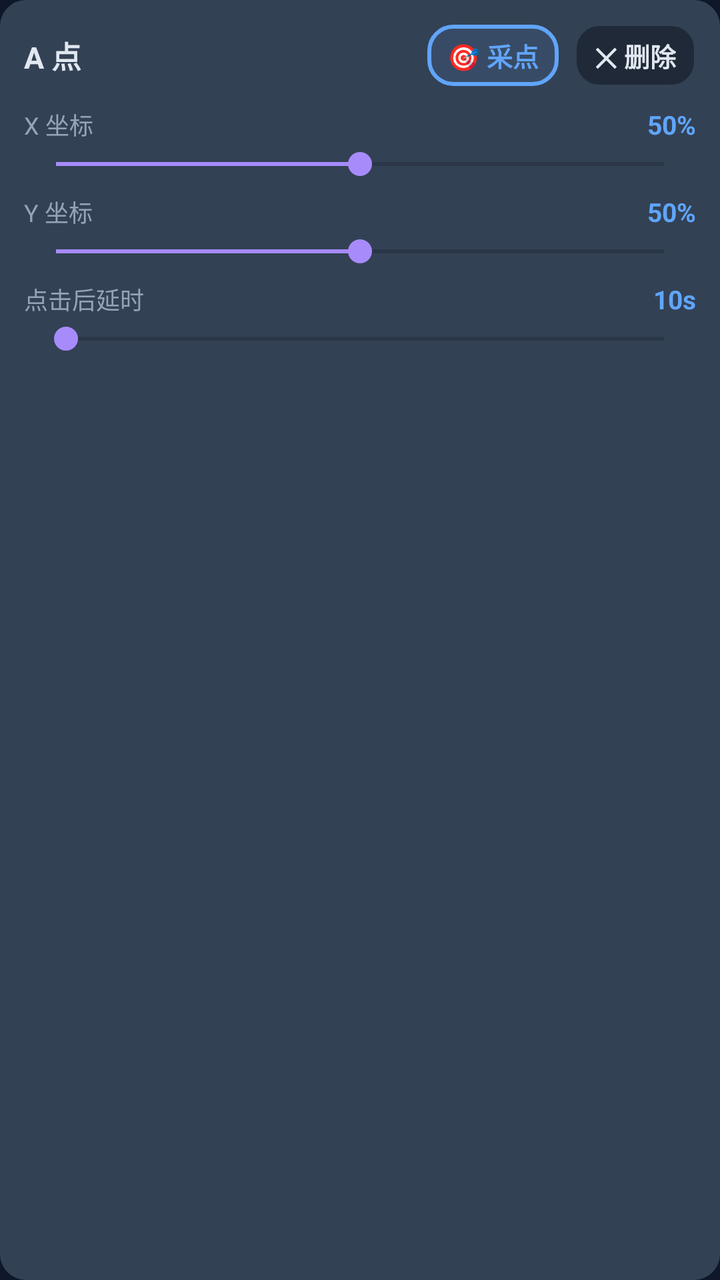
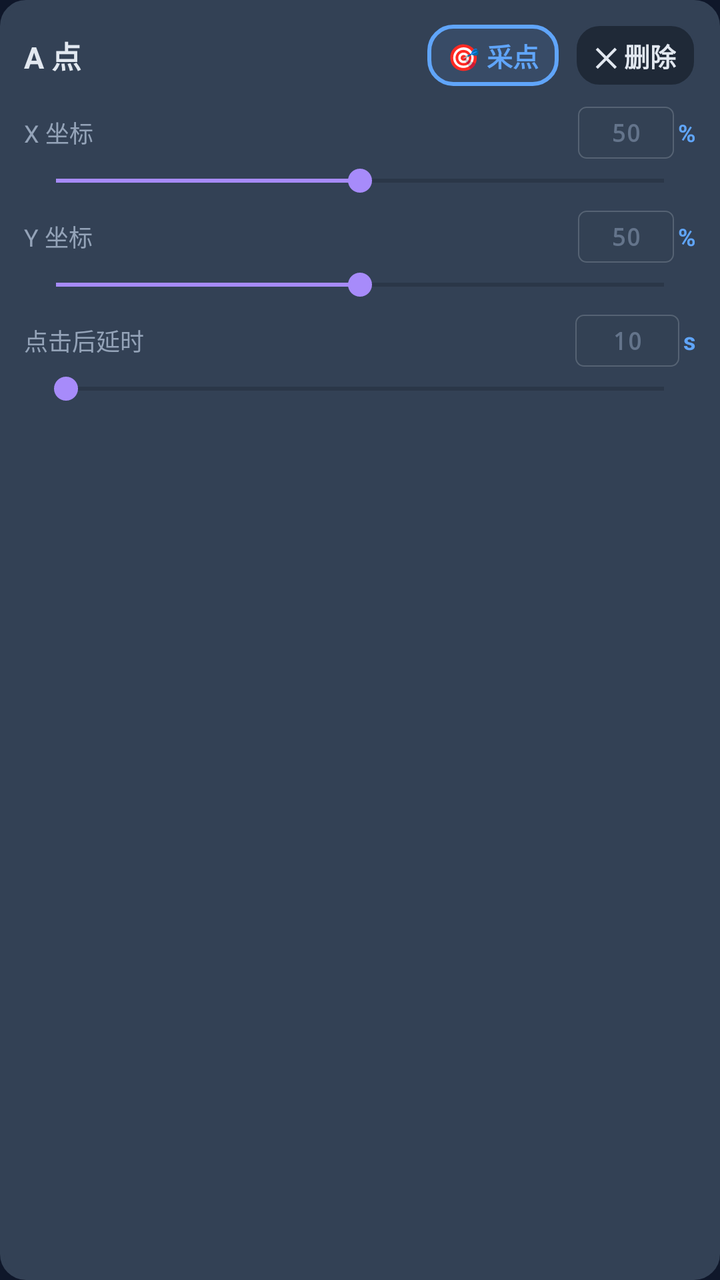

Two renders of the same Android screen: before a commit and after it. Below are the layout's source before the change and the commit's diff.
<!-- AndroidManifest.xml: application theme Theme.SwipeSim -->
<!-- res/layout/row_point.xml -->
<?xml version="1.0" encoding="utf-8"?>
<LinearLayout xmlns:android="http://schemas.android.com/apk/res/android"
    android:layout_width="match_parent"
    android:layout_height="wrap_content"
    android:orientation="vertical"
    android:background="@drawable/bg_dir_normal"
    android:padding="12dp"
    android:layout_marginBottom="10dp">

    
    <LinearLayout
        android:layout_width="match_parent"
        android:layout_height="wrap_content"
        android:orientation="horizontal"
        android:gravity="center_vertical"
        android:layout_marginBottom="10dp">

        <TextView
            android:id="@+id/pt_name"
            android:layout_width="0dp"
            android:layout_height="wrap_content"
            android:layout_weight="1"
            android:text="A 点"
            android:textColor="@color/text1"
            android:textSize="15sp"
            android:textStyle="bold"/>

        <TextView
            android:id="@+id/btn_capture_point"
            android:layout_width="wrap_content"
            android:layout_height="wrap_content"
            android:text="🎯 采点"
            android:textColor="@color/primary"
            android:textStyle="bold"
            android:textSize="13sp"
            android:paddingHorizontal="10dp"
            android:paddingVertical="6dp"
            android:background="@drawable/bg_dir_selected"/>

        <TextView
            android:id="@+id/btn_remove_point"
            android:layout_width="wrap_content"
            android:layout_height="wrap_content"
            android:layout_marginStart="8dp"
            android:text="✕ 删除"
            android:textColor="#E2E8F0"
            android:textStyle="bold"
            android:textSize="13sp"
            android:paddingHorizontal="10dp"
            android:paddingVertical="6dp"
            android:background="@drawable/bg_card"/>
    </LinearLayout>

    
    <LinearLayout
        android:layout_width="match_parent"
        android:layout_height="wrap_content"
        android:orientation="horizontal"
        android:gravity="center_vertical"
        android:layout_marginBottom="2dp">
        <TextView
            android:layout_width="0dp"
            android:layout_height="wrap_content"
            android:layout_weight="1"
            android:text="X 坐标"
            android:textColor="@color/text2"
            android:textSize="12sp"/>
        <TextView
            android:id="@+id/pt_x_val"
            android:layout_width="wrap_content"
            android:layout_height="wrap_content"
            android:text="50%"
            android:textColor="@color/primary"
            android:textSize="13sp"
            android:textStyle="bold"/>
    </LinearLayout>
    <SeekBar
        android:id="@+id/pt_x_sb"
        android:layout_width="match_parent"
        android:layout_height="wrap_content"
        android:max="100"
        android:progress="50"
        android:layout_marginBottom="6dp"/>

    
    <LinearLayout
        android:layout_width="match_parent"
        android:layout_height="wrap_content"
        android:orientation="horizontal"
        android:gravity="center_vertical"
        android:layout_marginBottom="2dp">
        <TextView
            android:layout_width="0dp"
            android:layout_height="wrap_content"
            android:layout_weight="1"
            android:text="Y 坐标"
            android:textColor="@color/text2"
            android:textSize="12sp"/>
        <TextView
            android:id="@+id/pt_y_val"
            android:layout_width="wrap_content"
            android:layout_height="wrap_content"
            android:text="50%"
            android:textColor="@color/primary"
            android:textSize="13sp"
            android:textStyle="bold"/>
    </LinearLayout>
    <SeekBar
        android:id="@+id/pt_y_sb"
        android:layout_width="match_parent"
        android:layout_height="wrap_content"
        android:max="100"
        android:progress="50"
        android:layout_marginBottom="6dp"/>

    
    <LinearLayout
        android:layout_width="match_parent"
        android:layout_height="wrap_content"
        android:orientation="horizontal"
        android:gravity="center_vertical"
        android:layout_marginBottom="2dp">
        <TextView
            android:layout_width="0dp"
            android:layout_height="wrap_content"
            android:layout_weight="1"
            android:text="点击后延时"
            android:textColor="@color/text2"
            android:textSize="12sp"/>
        <TextView
            android:id="@+id/pt_delay_val"
            android:layout_width="wrap_content"
            android:layout_height="wrap_content"
            android:text="10s"
            android:textColor="@color/primary"
            android:textSize="13sp"
            android:textStyle="bold"/>
    </LinearLayout>
    <SeekBar
        android:id="@+id/pt_delay_sb"
        android:layout_width="match_parent"
        android:layout_height="wrap_content"
        android:max="600"
        android:progress="10"/>
</LinearLayout>
<!-- resources referenced by this layout -->
<resources>
  <color name="primary">#60A5FA</color>
  <color name="text1">#E2E8F0</color>
  <color name="text2">#94A3B8</color>
  <!-- drawable bg_card (drawable) -->
  <?xml version="1.0" encoding="utf-8"?>
  <shape xmlns:android="http://schemas.android.com/apk/res/android"
      android:shape="rectangle">
      <solid android:color="#1F2937"/>
      <corners android:radius="12dp"/>
      <stroke android:width="1dp" android:color="@color/divider"/>
  </shape>
  <!-- drawable bg_dir_normal (drawable) -->
  <?xml version="1.0" encoding="utf-8"?>
  <shape xmlns:android="http://schemas.android.com/apk/res/android"
      android:shape="rectangle">
      <solid android:color="#334155"/>
      <corners android:radius="12dp"/>
      <stroke android:width="2dp" android:color="@color/divider"/>
  </shape>
  <!-- drawable bg_dir_selected (drawable) -->
  <?xml version="1.0" encoding="utf-8"?>
  <shape xmlns:android="http://schemas.android.com/apk/res/android"
      android:shape="rectangle">
      <solid android:color="#1A60A5FA"/>
      <corners android:radius="12dp"/>
      <stroke android:width="2dp" android:color="@color/primary"/>
  </shape>
  <style name="Theme.SwipeSim" parent="Theme.MaterialComponents.DayNight.DarkActionBar">
          <item name="colorPrimary">@color/primary</item>
          <item name="colorPrimaryVariant">@color/primary_alt</item>
          <item name="colorOnPrimary">@color/bg</item>
          <item name="colorSecondary">@color/primary_alt</item>
          <item name="android:windowBackground">@color/bg</item>
          <item name="android:statusBarColor">@color/bg</item>
          <item name="android:navigationBarColor">@color/bg</item>
      </style>
  <color name="divider">#334155</color>
  <color name="primary_alt">#A78BFA</color>
  <color name="bg">#0F172A</color>
</resources>

<!-- the commit's change to res/layout/row_point.xml (unified diff, before → after) -->
@@ -65,14 +65,35 @@
             android:text="X 坐标"
             android:textColor="@color/text2"
             android:textSize="12sp"/>
-        <TextView
-            android:id="@+id/pt_x_val"
-            android:layout_width="wrap_content"
-            android:layout_height="wrap_content"
-            android:text="50%"
-            android:textColor="@color/primary"
-            android:textSize="13sp"
-            android:textStyle="bold"/>
+        <LinearLayout
+            android:layout_width="wrap_content"
+            android:layout_height="wrap_content"
+            android:orientation="horizontal"
+            android:gravity="center_vertical">
+            <EditText
+                android:id="@+id/pt_x_val"
+                android:layout_width="48dp"
+                android:layout_height="26dp"
+                android:background="@drawable/bg_input"
+                android:paddingStart="4dp"
+                android:paddingEnd="4dp"
+                android:inputType="numberDecimal"
+                android:textColor="@color/primary"
+                android:textColorHint="@color/text3"
+                android:textSize="12sp"
+                android:textStyle="bold"
+                android:fontFamily="monospace"
+                android:gravity="center"
+                android:hint="50"/>
+            <TextView
+                android:layout_width="wrap_content"
+                android:layout_height="wrap_content"
+                android:text="%"
+                android:textColor="@color/primary"
+                android:textSize="12sp"
+                android:textStyle="bold"
+                android:layout_marginStart="2dp"/>
+        </LinearLayout>
     </LinearLayout>
     <SeekBar
         android:id="@+id/pt_x_sb"
@@ -96,14 +117,35 @@
             android:text="Y 坐标"
             android:textColor="@color/text2"
             android:textSize="12sp"/>
-        <TextView
-            android:id="@+id/pt_y_val"
-            android:layout_width="wrap_content"
-            android:layout_height="wrap_content"
-            android:text="50%"
-            android:textColor="@color/primary"
-            android:textSize="13sp"
-            android:textStyle="bold"/>
+        <LinearLayout
+            android:layout_width="wrap_content"
+            android:layout_height="wrap_content"
+            android:orientation="horizontal"
+            android:gravity="center_vertical">
+            <EditText
+                android:id="@+id/pt_y_val"
+                android:layout_width="48dp"
+                android:layout_height="26dp"
+                android:background="@drawable/bg_input"
+                android:paddingStart="4dp"
+                android:paddingEnd="4dp"
+                android:inputType="numberDecimal"
+                android:textColor="@color/primary"
+                android:textColorHint="@color/text3"
+                android:textSize="12sp"
+                android:textStyle="bold"
+                android:fontFamily="monospace"
+                android:gravity="center"
+                android:hint="50"/>
+            <TextView
+                android:layout_width="wrap_content"
+                android:layout_height="wrap_content"
+                android:text="%"
+                android:textColor="@color/primary"
+                android:textSize="12sp"
+                android:textStyle="bold"
+                android:layout_marginStart="2dp"/>
+        </LinearLayout>
     </LinearLayout>
     <SeekBar
         android:id="@+id/pt_y_sb"
@@ -127,14 +169,35 @@
             android:text="点击后延时"
             android:textColor="@color/text2"
             android:textSize="12sp"/>
-        <TextView
-            android:id="@+id/pt_delay_val"
-            android:layout_width="wrap_content"
-            android:layout_height="wrap_content"
-            android:text="10s"
-            android:textColor="@color/primary"
-            android:textSize="13sp"
-            android:textStyle="bold"/>
+        <LinearLayout
+            android:layout_width="wrap_content"
+            android:layout_height="wrap_content"
+            android:orientation="horizontal"
+            android:gravity="center_vertical">
+            <EditText
+                android:id="@+id/pt_delay_val"
+                android:layout_width="52dp"
+                android:layout_height="26dp"
+                android:background="@drawable/bg_input"
+                android:paddingStart="4dp"
+                android:paddingEnd="4dp"
+                android:inputType="numberDecimal"
+                android:textColor="@color/primary"
+                android:textColorHint="@color/text3"
+                android:textSize="12sp"
+                android:textStyle="bold"
+                android:fontFamily="monospace"
+                android:gravity="center"
+                android:hint="10"/>
+            <TextView
+                android:layout_width="wrap_content"
+                android:layout_height="wrap_content"
+                android:text="s"
+                android:textColor="@color/primary"
+                android:textSize="12sp"
+                android:textStyle="bold"
+                android:layout_marginStart="2dp"/>
+        </LinearLayout>
     </LinearLayout>
     <SeekBar
         android:id="@+id/pt_delay_sb"
<!-- resource entries referenced after the edit -->
@@ -3,6 +3,7 @@
   <color name="primary">#60A5FA</color>
   <color name="text1">#E2E8F0</color>
   <color name="text2">#94A3B8</color>
+  <color name="text3">#64748B</color>
   <!-- drawable bg_card (drawable) -->
   <?xml version="1.0" encoding="utf-8"?>
   <shape xmlns:android="http://schemas.android.com/apk/res/android"
@@ -27,6 +28,14 @@
       <corners android:radius="12dp"/>
       <stroke android:width="2dp" android:color="@color/primary"/>
   </shape>
+  <!-- drawable bg_input (drawable) -->
+  <?xml version="1.0" encoding="utf-8"?>
+  <shape xmlns:android="http://schemas.android.com/apk/res/android"
+      android:shape="rectangle">
+      <solid android:color="#14334155"/>
+      <corners android:radius="4dp"/>
+      <stroke android:width="0.5dp" android:color="#33E2E8F0"/>
+  </shape>
   <style name="Theme.SwipeSim" parent="Theme.MaterialComponents.DayNight.DarkActionBar">
           <item name="colorPrimary">@color/primary</item>
           <item name="colorPrimaryVariant">@color/primary_alt</item>
